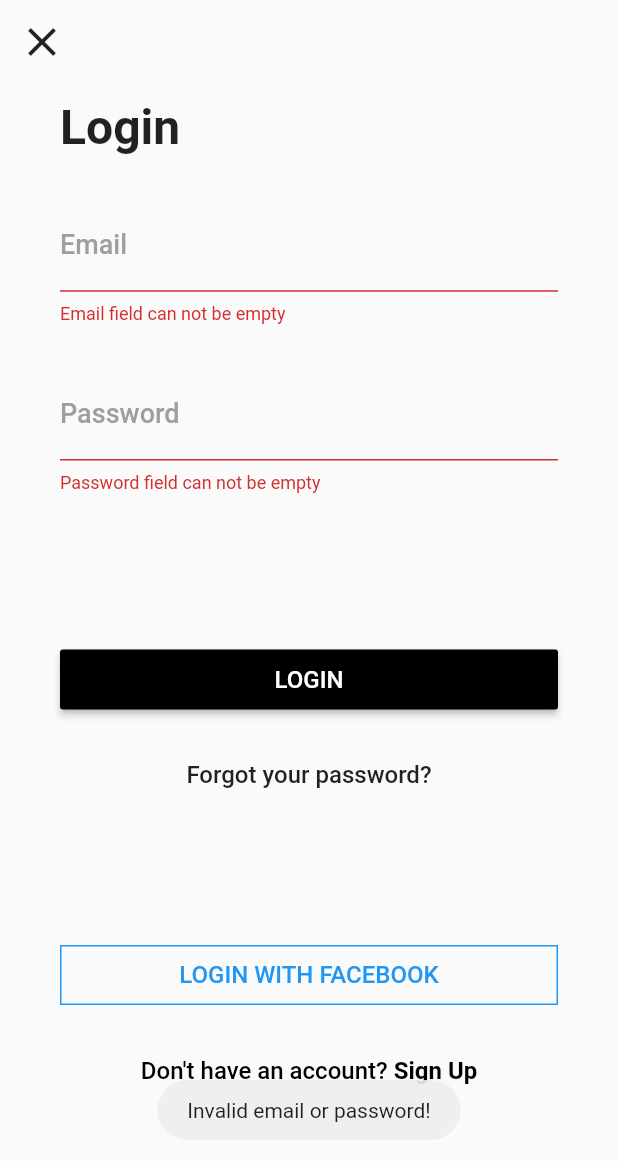
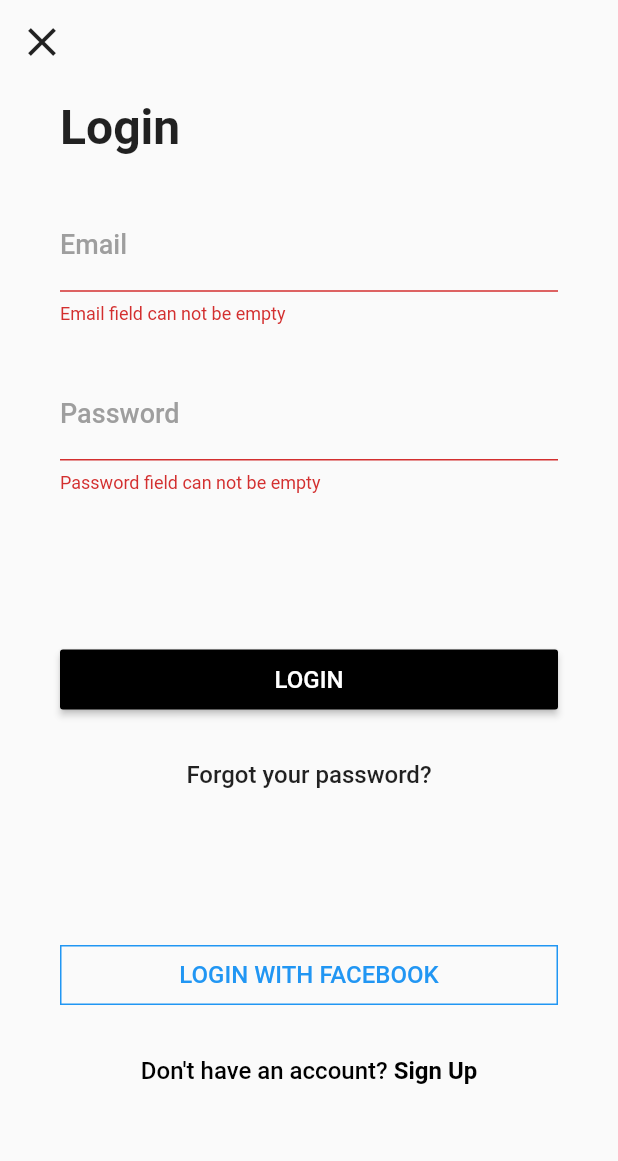
Before and after one commit to farhanaahmed/practice_project_hatil, a Flutter app: the LoginScreen screen opened directly, after a tap on "LOGIN", on a phone screen of 412 x 824 dp. Shown: the top 1161 px of the screen. Run offline on Flutter 3.47's test engine with Material 2 defaults, Android fonts, the phone set to English and light mode, and no system bars; our stand-ins replace fluttertoast, rxdart.

```diff
--- a/lib/module/auth/login/ui/login_screen.dart
+++ b/lib/module/auth/login/ui/login_screen.dart
@@ -125,12 +125,13 @@ class _LoginScreenState extends State<LoginScreen> {
                     ),
                         (route) => false,
                   );
-                }else{
-                  Fluttertoast.showToast(
-                    msg: "Invalid email or password!",
-                    toastLength: Toast.LENGTH_SHORT,
-                  );
-                }
+                 }
+    //            else{
+                //   Fluttertoast.showToast(
+                //     msg: "Invalid email or password!",
+                //     toastLength: Toast.LENGTH_SHORT,
+                //   );
+                // }
               },
               minWidth: double.infinity,
               height: 40,
```
